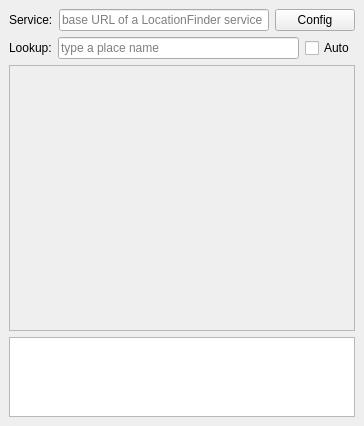
First picture: the form in location_finder/location_finder_dockwidget_base.ui, repository DiraGeoSystems/LocationFinder.QGIS, before the edit.
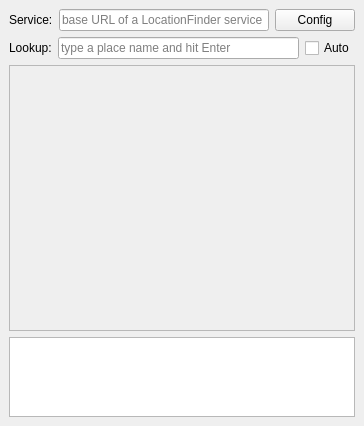
Second picture: the form after the edit.

Commit message:
Remember service URL in QGIS global settings
 - can pre-configure in global_settings.ini
 - consider using project settings instead (or in preference)
 - must hit Enter in Service field to store URL in settings

Diff of the .ui file:
```diff
--- a/location_finder/location_finder_dockwidget_base.ui
+++ b/location_finder/location_finder_dockwidget_base.ui
@@ -61,7 +61,7 @@
       <item>
        <widget class="QLineEdit" name="lineEditQuery">
         <property name="placeholderText">
-         <string>type a place name</string>
+         <string>type a place name and hit Enter</string>
         </property>
         <property name="clearButtonEnabled">
          <bool>true</bool>
```
Left out of the diff: 3 changed lines with no effect on the pictures. The commit also changes 1 other file.
